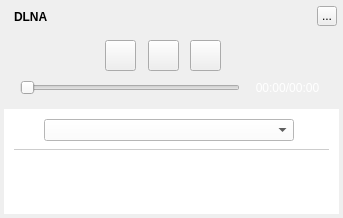
Old version of the form TTKModule/TTKWidget/musicUiKits/musicToolsetsKits/musicsongdlnatransferwidget.ui in the repository Greedysky/TTKMusicPlayer.
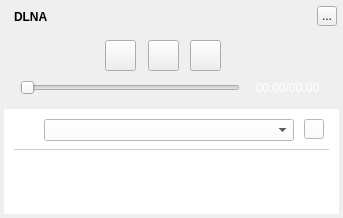
New version of the form. Custom widgets are drawn as their Qt base class.

What changed in the file:
```diff
--- a/TTKModule/TTKWidget/musicUiKits/musicToolsetsKits/musicsongdlnatransferwidget.ui
+++ b/TTKModule/TTKWidget/musicUiKits/musicToolsetsKits/musicsongdlnatransferwidget.ui
@@ -106,6 +106,19 @@
      </rect>
     </property>
    </widget>
+   <widget class="QPushButton" name="refreshButton">
+    <property name="geometry">
+     <rect>
+      <x>300</x>
+      <y>10</y>
+      <width>20</width>
+      <height>20</height>
+     </rect>
+    </property>
+    <property name="text">
+     <string/>
+    </property>
+   </widget>
   </widget>
   <widget class="QPushButton" name="nextButton">
    <property name="geometry">
```
